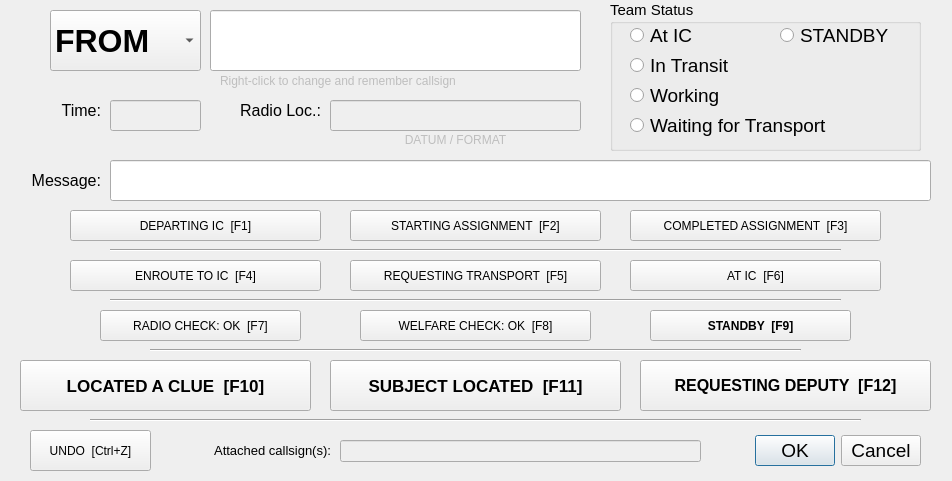
The window that newEntryWidget.ui (ncssar/radiolog) describes before a commit, drawn with Qt 5.
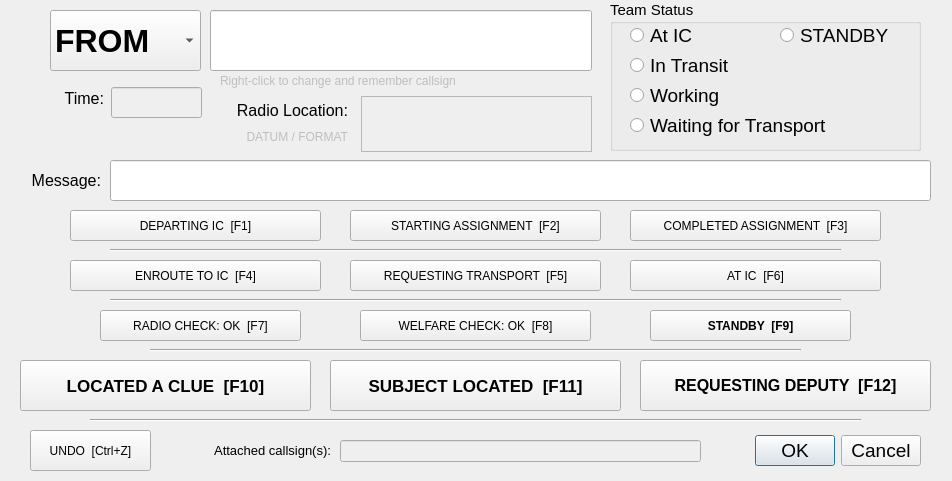
The same window after the commit.

What changed in the file:
```diff
--- a/newEntryWidget.ui
+++ b/newEntryWidget.ui
@@ -118,9 +118,9 @@
    </property>
    <property name="geometry">
     <rect>
-     <x>330</x>
-     <y>130</y>
-     <width>251</width>
+     <x>152</x>
+     <y>127</y>
+     <width>196</width>
      <height>20</height>
     </rect>
    </property>
@@ -134,7 +134,7 @@
     <string>DATUM / FORMAT</string>
    </property>
    <property name="alignment">
-    <set>Qt::AlignCenter</set>
+    <set>Qt::AlignRight|Qt::AlignTrailing|Qt::AlignVCenter</set>
    </property>
   </widget>
   <widget class="QPushButton" name="quickTextButton9">
@@ -339,9 +339,9 @@
   <widget class="QLabel" name="label_5">
    <property name="geometry">
     <rect>
-     <x>220</x>
+     <x>176</x>
      <y>100</y>
-     <width>101</width>
+     <width>172</width>
      <height>21</height>
     </rect>
    </property>
@@ -352,7 +352,7 @@
     </font>
    </property>
    <property name="text">
-    <string>Radio Loc.:</string>
+    <string>Radio Location:</string>
    </property>
    <property name="alignment">
     <set>Qt::AlignRight|Qt::AlignTrailing|Qt::AlignVCenter</set>
@@ -580,9 +580,9 @@
   <widget class="QLabel" name="label_6">
    <property name="geometry">
     <rect>
-     <x>30</x>
-     <y>100</y>
-     <width>71</width>
+     <x>51</x>
+     <y>88</y>
+     <width>53</width>
      <height>21</height>
     </rect>
    </property>
@@ -599,34 +599,6 @@
     <set>Qt::AlignRight|Qt::AlignTrailing|Qt::AlignVCenter</set>
    </property>
   </widget>
-  <widget class="QLineEdit" name="radioLocField">
-   <property name="enabled">
-    <bool>false</bool>
-   </property>
-   <property name="geometry">
-    <rect>
-     <x>330</x>
-     <y>100</y>
-     <width>251</width>
-     <height>31</height>
-    </rect>
-   </property>
-   <property name="font">
-    <font>
-     <family>Segoe UI</family>
-     <pointsize>12</pointsize>
-    </font>
-   </property>
-   <property name="focusPolicy">
-    <enum>Qt::NoFocus</enum>
-   </property>
-   <property name="text">
-    <string/>
-   </property>
-   <property name="readOnly">
-    <bool>false</bool>
-   </property>
-  </widget>
   <widget class="QPushButton" name="quickTextUndoButton">
    <property name="geometry">
     <rect>
@@ -664,8 +636,8 @@
    </property>
    <property name="geometry">
     <rect>
-     <x>110</x>
-     <y>100</y>
+     <x>111</x>
+     <y>87</y>
      <width>91</width>
      <height>31</height>
     </rect>
@@ -688,7 +660,7 @@
     <rect>
      <x>210</x>
      <y>10</y>
-     <width>371</width>
+     <width>382</width>
      <height>61</height>
     </rect>
    </property>
@@ -900,6 +872,34 @@
     <set>Qt::AlignRight|Qt::AlignTrailing|Qt::AlignVCenter</set>
    </property>
   </widget>
+  <widget class="QTextEdit" name="radioLocField">
+   <property name="enabled">
+    <bool>false</bool>
+   </property>
+   <property name="geometry">
+    <rect>
+     <x>361</x>
+     <y>96</y>
+     <width>231</width>
+     <height>56</height>
+    </rect>
+   </property>
+   <property name="font">
+    <font>
+     <family>Segoe UI</family>
+     <pointsize>11</pointsize>
+    </font>
+   </property>
+   <property name="focusPolicy">
+    <enum>Qt::NoFocus</enum>
+   </property>
+   <property name="verticalScrollBarPolicy">
+    <enum>Qt::ScrollBarAlwaysOff</enum>
+   </property>
+   <property name="horizontalScrollBarPolicy">
+    <enum>Qt::ScrollBarAlwaysOff</enum>
+   </property>
+  </widget>
  </widget>
  <tabstops>
   <tabstop>teamField</tabstop>
```
